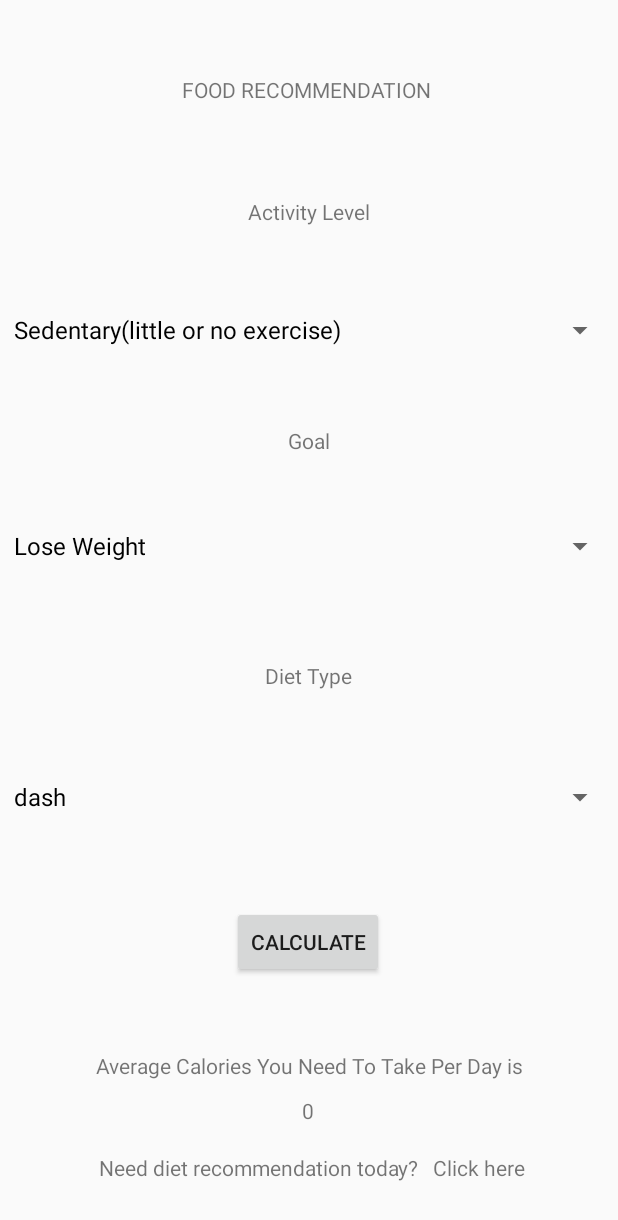
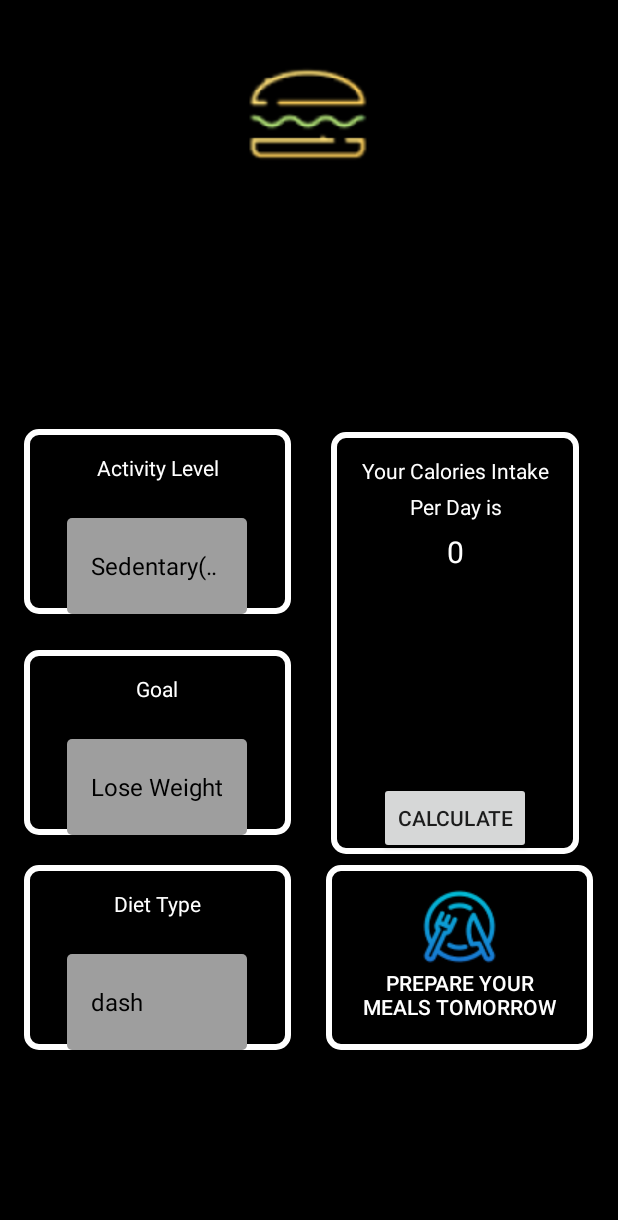
Before and after one commit to marcusha4299/SnapHealth, an Android app built with Jetpack Compose: the FoodRecommendation screen opened directly, with no data from a screen before it, on a phone screen of 412 x 824 dp. Shown: the top 1220 px of the screen. Run offline under Robolectric (Android 15) with nearby library versions, the phone set to English and light mode, and no system bars.

Commit message:
update FoodRecommendation UI

```diff
--- /dev/null
+++ b/app/src/main/res/drawable/white_spinner.xml
@@ -0,0 +1,20 @@
+<?xml version="1.0" encoding="utf-8"?>
+<selector xmlns:android="http://schemas.android.com/apk/res/android">
+    <item><layer-list>
+        <item>
+            <shape>
+                <solid
+                    android:color="#ff9e9e9e">
+                </solid>
+
+                <corners android:radius="3dp" />
+
+                <padding
+                    android:bottom="10dp"
+                    android:left="10dp"
+                    android:right="10dp"
+                    android:top="10dp" />
+            </shape>
+        </item>
+    </layer-list></item>
+</selector>
--- a/app/src/main/res/layout/fragment_food_recommendation.xml
+++ b/app/src/main/res/layout/fragment_food_recommendation.xml
@@ -4,121 +4,92 @@
     xmlns:tools="http://schemas.android.com/tools"
     android:layout_width="match_parent"
     android:layout_height="match_parent"
+    android:background="#ff000000"
     tools:context=".FoodRecommendation">
 
-    <TextView
-        android:id="@+id/textView"
-        android:layout_width="168dp"
-        android:layout_height="21dp"
-        android:text="FOOD RECOMMENDATION"
-        app:layout_constraintBottom_toBottomOf="parent"
-        app:layout_constraintEnd_toEndOf="parent"
-        app:layout_constraintHorizontal_bias="0.497"
+
+    <FrameLayout
+        android:id="@+id/frameLayout1"
+        android:layout_width="178dp"
+        android:layout_height="123dp"
+        android:layout_marginStart="16dp"
+        android:layout_marginBottom="24dp"
+        android:background="@drawable/button_background"
+        app:layout_constraintBottom_toTopOf="@+id/frameLayout2"
+        app:layout_constraintEnd_toStartOf="@+id/frameLayout4"
+        app:layout_constraintHorizontal_bias="0.0"
         app:layout_constraintStart_toStartOf="parent"
         app:layout_constraintTop_toTopOf="parent"
-        app:layout_constraintVertical_bias="0.062" />
+        app:layout_constraintVertical_bias="1.0">
+
+        <TextView
+            android:id="@+id/textView2"
+            android:layout_width="match_parent"
+            android:layout_height="wrap_content"
+            android:layout_gravity="top|start"
+            android:gravity="center"
+            android:padding="16dp"
+            android:text="@string/activity_level"
+            android:textColor="@color/white" />
 
         <Spinner
             android:id="@+id/spinner"
-        android:layout_width="409dp"
+            android:layout_width="120dp"
             android:layout_height="wrap_content"
+            android:layout_gravity="bottom|center"
+            android:background="@drawable/white_spinner"
+            android:padding="8dp"
+            android:spinnerMode="dropdown" />
+
+    </FrameLayout>
+
+    <FrameLayout
+        android:id="@+id/frameLayout3"
+        android:layout_width="178dp"
+        android:layout_height="123dp"
+        android:layout_marginStart="16dp"
+        android:layout_marginBottom="124dp"
+        android:background="@drawable/button_background"
         app:layout_constraintBottom_toBottomOf="parent"
-        app:layout_constraintEnd_toEndOf="parent"
-        app:layout_constraintStart_toStartOf="parent"
-        app:layout_constraintTop_toBottomOf="@+id/textView2"
-        app:layout_constraintVertical_bias="0.073" />
-
-    <TextView
-        android:id="@+id/textView2"
-        android:layout_width="wrap_content"
-        android:layout_height="wrap_content"
-        android:text="@string/activity_level"
-        app:layout_constraintBottom_toBottomOf="parent"
-        app:layout_constraintEnd_toEndOf="parent"
-        app:layout_constraintStart_toStartOf="parent"
-        app:layout_constraintTop_toBottomOf="@+id/textView"
-        app:layout_constraintVertical_bias="0.082" />
-
-    <TextView
-        android:id="@+id/textView3"
-        android:layout_width="wrap_content"
-        android:layout_height="wrap_content"
-        android:layout_marginTop="40dp"
-        android:text="@string/goal"
-        app:layout_constraintEnd_toEndOf="parent"
-        app:layout_constraintStart_toStartOf="parent"
-        app:layout_constraintTop_toBottomOf="@+id/spinner" />
-
-    <Spinner
-        android:id="@+id/spinner2"
-        android:layout_width="409dp"
-        android:layout_height="wrap_content"
-        app:layout_constraintBottom_toBottomOf="parent"
-        app:layout_constraintEnd_toEndOf="parent"
-        app:layout_constraintStart_toStartOf="parent"
-        app:layout_constraintTop_toBottomOf="@+id/textView3"
-        app:layout_constraintVertical_bias="0.078" />
+        app:layout_constraintStart_toStartOf="parent">
 
         <TextView
             android:id="@+id/textView4"
-        android:layout_width="wrap_content"
+            android:layout_width="match_parent"
             android:layout_height="wrap_content"
+            android:layout_gravity="top|start"
+            android:gravity="center"
+            android:padding="16dp"
             android:text="@string/diet_type"
-        app:layout_constraintBottom_toBottomOf="parent"
-        app:layout_constraintEnd_toEndOf="parent"
-        app:layout_constraintStart_toStartOf="parent"
-        app:layout_constraintTop_toBottomOf="@+id/spinner2"
-        app:layout_constraintVertical_bias="0.127" />
+            android:textColor="@color/white" />
 
         <Spinner
             android:id="@+id/spinner3"
-        android:layout_width="409dp"
+            android:layout_width="120dp"
             android:layout_height="wrap_content"
-        app:layout_constraintBottom_toBottomOf="parent"
+            android:layout_gravity="bottom|center"
+            android:background="@drawable/white_spinner"
+            android:padding="8dp"
+            android:spinnerMode="dropdown" />
+
+    </FrameLayout>
+
+    <FrameLayout
+        android:id="@+id/frameLayout4"
+        android:layout_width="165dp"
+        android:layout_height="281dp"
+        android:background="@drawable/button_background"
+        app:layout_constraintBottom_toTopOf="@+id/textView9"
         app:layout_constraintEnd_toEndOf="parent"
-        app:layout_constraintStart_toStartOf="parent"
-        app:layout_constraintTop_toBottomOf="@+id/textView4"
-        app:layout_constraintVertical_bias="0.15" />
-
-    <TextView
-        android:id="@+id/textView5"
-        android:layout_width="wrap_content"
-        android:layout_height="wrap_content"
-        android:text="Average Calories You Need To Take Per Day is"
-        app:layout_constraintBottom_toBottomOf="parent"
-        app:layout_constraintEnd_toEndOf="parent"
-        app:layout_constraintStart_toStartOf="parent"
-        app:layout_constraintTop_toBottomOf="@+id/spinner3"
-        app:layout_constraintVertical_bias="0.584" />
-
-    <TextView
-        android:id="@+id/textView6"
-        android:layout_width="wrap_content"
-        android:layout_height="wrap_content"
-        android:text="0"
-        app:layout_constraintBottom_toBottomOf="parent"
-        app:layout_constraintEnd_toEndOf="parent"
-        app:layout_constraintHorizontal_bias="0.498"
-        app:layout_constraintStart_toStartOf="parent"
-        app:layout_constraintTop_toBottomOf="@+id/textView5"
-        app:layout_constraintVertical_bias="0.128" />
-
-    <TextView
-        android:id="@+id/textView8"
-        android:layout_width="wrap_content"
-        android:layout_height="wrap_content"
-        android:text="Need diet recommendation today?"
-        app:layout_constraintBottom_toBottomOf="parent"
-        app:layout_constraintEnd_toEndOf="parent"
-        app:layout_constraintHorizontal_bias="0.331"
-        app:layout_constraintStart_toStartOf="parent"
-        app:layout_constraintTop_toBottomOf="@+id/textView6"
-        app:layout_constraintVertical_bias="0.341" />
+        app:layout_constraintStart_toEndOf="@+id/frameLayout2"
+        app:layout_constraintTop_toTopOf="parent"
+        app:layout_constraintVertical_bias="0.975">
 
         <Button
             android:id="@+id/button"
             android:layout_width="wrap_content"
             android:layout_height="wrap_content"
+            android:layout_gravity="bottom|center"
             android:text="@string/calculate"
             app:layout_constraintBottom_toTopOf="@+id/textView5"
             app:layout_constraintEnd_toEndOf="parent"
@@ -127,15 +98,96 @@
             app:layout_constraintTop_toBottomOf="@+id/spinner3" />
 
         <TextView
+            android:layout_width="match_parent"
+            android:layout_height="wrap_content"
+            android:layout_gravity="top|start"
+            android:gravity="center"
+            android:padding="16dp"
+            android:text="Your Calories Intake"
+            android:textColor="@color/white" />
+
+        <TextView
+            android:layout_width="match_parent"
+            android:layout_height="100dp"
+            android:layout_gravity="top|start"
+            android:gravity="center"
+            android:padding="16dp"
+            android:text="Per Day is"
+            android:textColor="@color/white" />
+
+        <TextView
+            android:id="@+id/textView6"
+            android:layout_width="match_parent"
+            android:layout_height="160dp"
+            android:layout_gravity="top|start"
+            android:gravity="center"
+            android:padding="16dp"
+            android:text="0"
+            android:textColor="@color/white"
+            android:textSize="20dp" />
+
+    </FrameLayout>
+
+    <Button
         android:id="@+id/textView9"
+        android:layout_width="178dp"
+        android:layout_height="123dp"
+        android:layout_marginBottom="124dp"
+        android:background="@drawable/button_background"
+        android:drawableTop="@drawable/meals_small"
+        android:padding="16dp"
+        android:paddingBottom="16dp"
+        android:text="Prepare your meals tomorrow"
+        android:textColor="@color/white"
+        app:layout_constraintBottom_toBottomOf="parent"
+        app:layout_constraintEnd_toEndOf="parent"
+        app:layout_constraintHorizontal_bias="0.581"
+        app:layout_constraintStart_toEndOf="@+id/frameLayout3">
+
+    </Button>
+
+    <FrameLayout
+        android:id="@+id/frameLayout2"
+        android:layout_width="178dp"
+        android:layout_height="123dp"
+        android:layout_marginStart="16dp"
+        android:layout_marginBottom="20dp"
+        android:background="@drawable/button_background"
+        app:layout_constraintBottom_toTopOf="@+id/frameLayout3"
+        app:layout_constraintStart_toStartOf="parent">
+
+        <TextView
+            android:id="@+id/textView3"
+            android:layout_width="match_parent"
+            android:layout_height="wrap_content"
+            android:layout_gravity="top|start"
+            android:gravity="center"
+            android:padding="16dp"
+            android:text="@string/goal"
+            android:textColor="@color/white" />
+
+        <Spinner
+            android:id="@+id/spinner2"
+            android:layout_width="120dp"
+            android:layout_height="wrap_content"
+            android:layout_gravity="bottom|center"
+            android:background="@drawable/white_spinner"
+            android:padding="8dp"
+            android:spinnerMode="dropdown" />
+
+    </FrameLayout>
+
+    <ImageView
+        android:id="@+id/imageView2"
         android:layout_width="wrap_content"
         android:layout_height="wrap_content"
-        android:text="@string/click_here"
-        android:clickable="true"
+        android:src="@drawable/food_icon"
         app:layout_constraintBottom_toBottomOf="parent"
         app:layout_constraintEnd_toEndOf="parent"
-        app:layout_constraintHorizontal_bias="0.13"
-        app:layout_constraintStart_toEndOf="@+id/textView8"
-        app:layout_constraintTop_toBottomOf="@+id/textView6"
-        app:layout_constraintVertical_bias="0.341" />
+        app:layout_constraintHorizontal_bias="0.498"
+        app:layout_constraintStart_toStartOf="parent"
+        app:layout_constraintTop_toTopOf="parent"
+        app:layout_constraintVertical_bias="0.048" />
+
+
 </androidx.constraintlayout.widget.ConstraintLayout>
```
Also changed, not shown: app/src/main/res/drawable/meals_small.png (added). Lines whose indentation alone changed are shown as unchanged.
